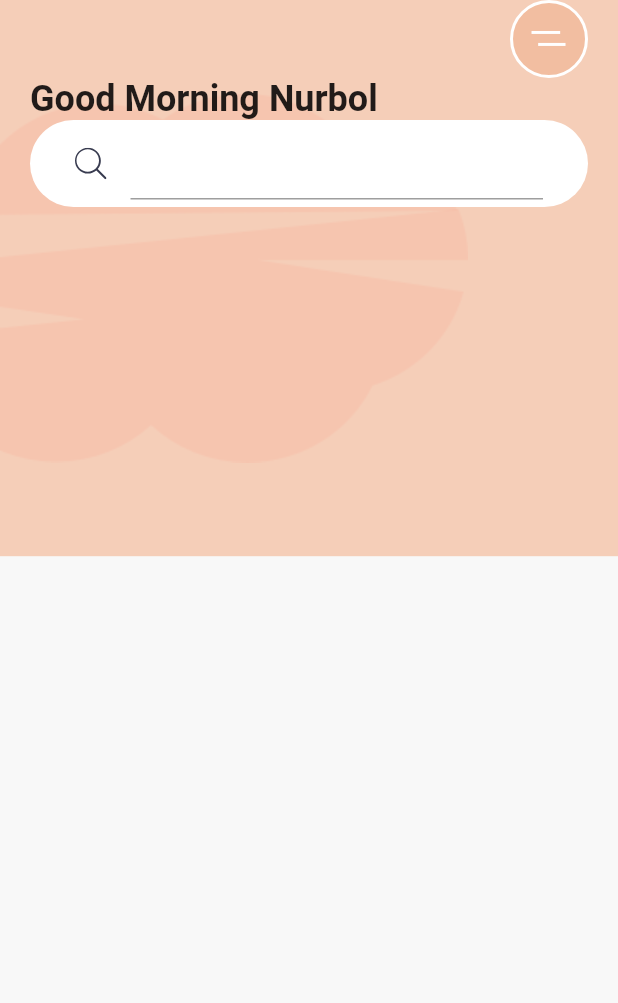
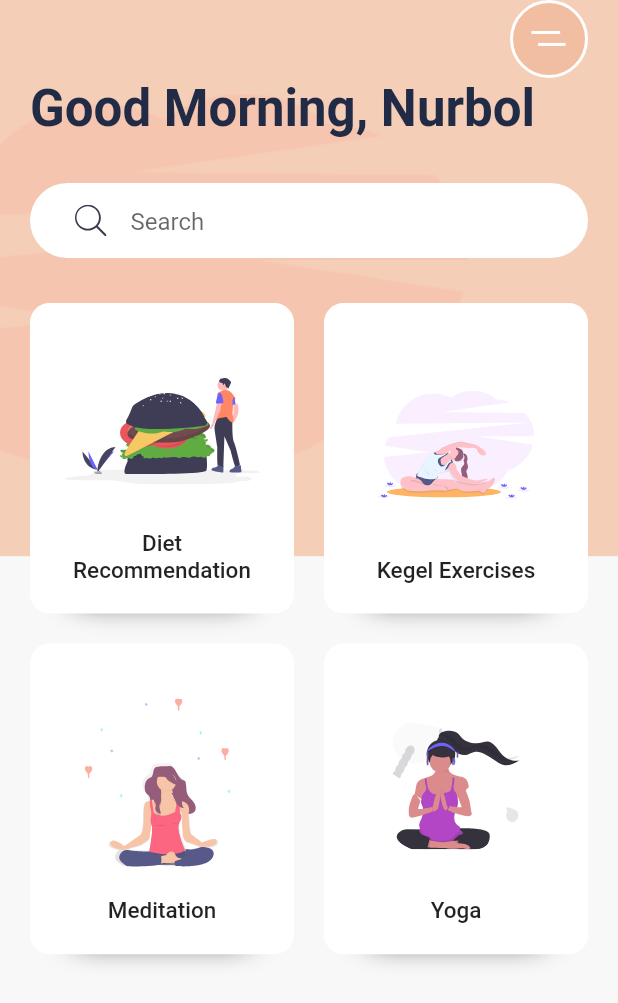
Before and after one commit to nsakenov/meditation_app_ui, a Flutter app: the screen it shows after launch, on a phone screen of 412 x 824 dp. Shown: the top 1003 px of the screen. Run offline on Flutter 3.47's test engine with Material 2 defaults, Android fonts, the phone set to English and light mode, and no system bars; our stand-ins replace flutter_svg.

```diff
--- a/lib/main.dart
+++ b/lib/main.dart
@@ -66,13 +66,14 @@ class HomeScreen extends StatelessWidget {
                     ),
                   ),
                   Text(
-                    'Good Morning Nurbol',
-                    style: Theme.of(context)
-                        .textTheme
-                        .headline5!
-                        .copyWith(fontWeight: FontWeight.w700),
+                    'Good Morning, Nurbol',
+                    style: Theme.of(context).textTheme.headline4!.copyWith(
+                          fontWeight: FontWeight.w700,
+                        ),
                   ),
                   Container(
+                    height: 50,
+                    margin: EdgeInsets.symmetric(vertical: 30),
                     padding: EdgeInsets.symmetric(
                       horizontal: 30,
                       vertical: 5,
@@ -83,8 +84,36 @@ class HomeScreen extends StatelessWidget {
                     ),
                     child: TextField(
                       decoration: InputDecoration(
+                        border: InputBorder.none,
+                        hintText: 'Search',
                         icon: SvgPicture.asset('assets/icons/search.svg'),
                       ),
+                    ),
+                  ),
+                  Expanded(
+                    child: GridView.count(
+                      crossAxisCount: 2,
+                      childAspectRatio: 0.85,
+                      crossAxisSpacing: 20,
+                      mainAxisSpacing: 20,
+                      children: [
+                        CategoryCard(
+                          svgSrc: 'assets/icons/Hamburger.svg',
+                          title: 'Diet Recommendation',
+                        ),
+                        CategoryCard(
+                          svgSrc: 'assets/icons/Excrecises.svg',
+                          title: 'Kegel Exercises',
+                        ),
+                        CategoryCard(
+                          svgSrc: 'assets/icons/Meditation.svg',
+                          title: 'Meditation',
+                        ),
+                        CategoryCard(
+                          svgSrc: 'assets/icons/yoga.svg',
+                          title: 'Yoga',
+                        ),
+                      ],
                     ),
                   )
                 ],
@@ -96,3 +125,43 @@ class HomeScreen extends StatelessWidget {
     );
   }
 }
+
+class CategoryCard extends StatelessWidget {
+  CategoryCard({
+    required this.svgSrc,
+    required this.title,
+  });
+
+  final String svgSrc;
+  final String title;
+
+  @override
+  Widget build(BuildContext context) {
+    return Container(
+      padding: EdgeInsets.all(20),
+      decoration: BoxDecoration(
+          color: Colors.white,
+          borderRadius: BorderRadius.circular(13),
+          boxShadow: [
+            BoxShadow(
+              offset: Offset(0, 17),
+              blurRadius: 17,
+              spreadRadius: -27,
+            ),
+          ]),
+      child: Column(
+        children: [
+          Spacer(),
+          SvgPicture.asset(svgSrc),
+          Spacer(),
+          Text(
+            title,
+            textAlign: TextAlign.center,
+            style:
+                Theme.of(context).textTheme.headline6!.copyWith(fontSize: 15),
+          ),
+        ],
+      ),
+    );
+  }
+}
```
